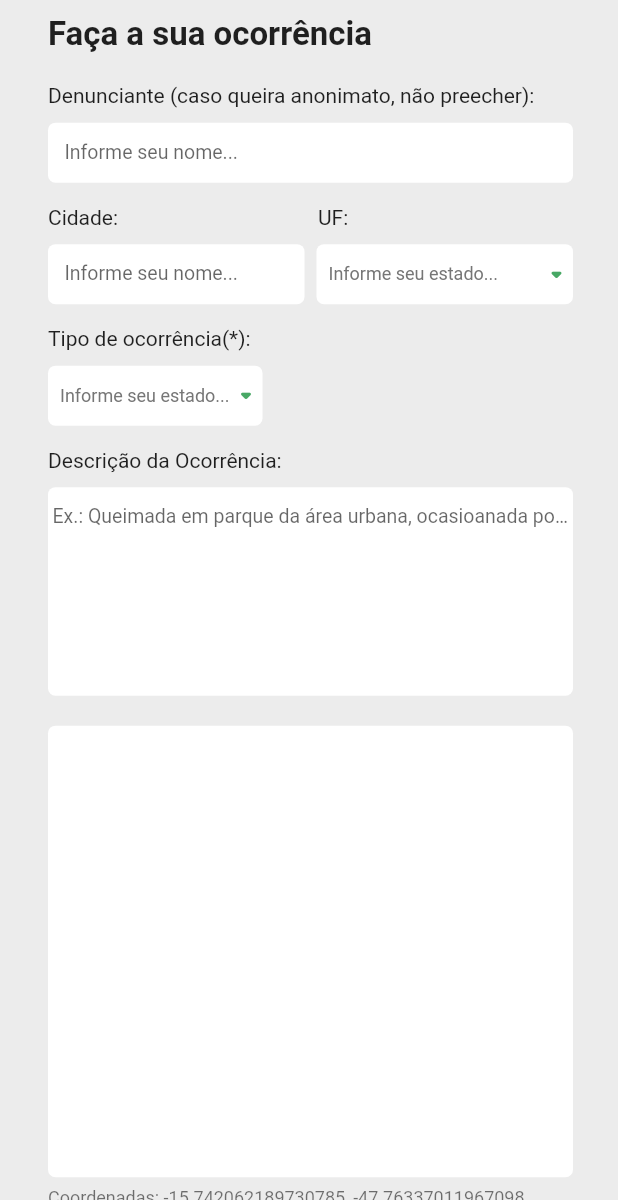
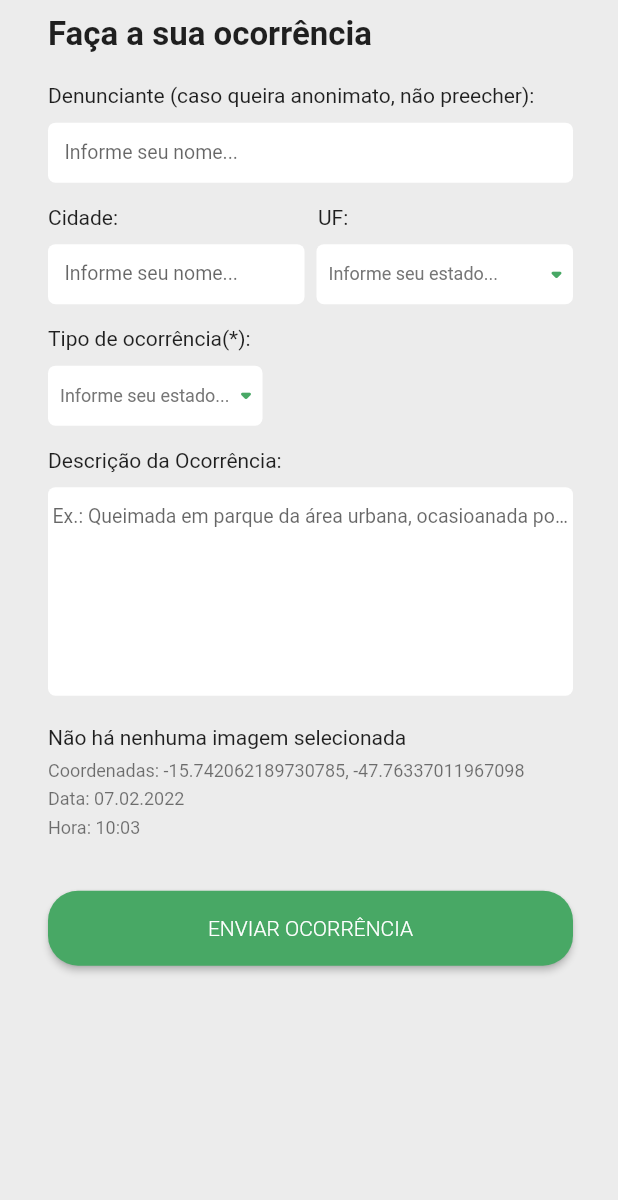
Before and after one commit to ItaloCovas/VerdePerto, a Flutter app: the RegisterPage screen opened directly, on a phone screen of 412 x 824 dp, the part 36-1236 px from its top. Run offline on Flutter 3.47's test engine with Material 2 defaults, Android fonts, the phone set to English and light mode, and no system bars; our stand-ins replace flutter_mobx, get_it, image_picker, mobx; generated files the repository leaves out were written again; Roboto replaces fonts that are missing (Poppins).

Commit message:
Feature de exibir a imagem capturada

```diff
--- a/lib/main.dart
+++ b/lib/main.dart
@@ -1,7 +1,6 @@
 import 'package:flutter/material.dart';
 import 'package:get_it/get_it.dart';
 import 'package:verde_perto/controller/image_store.dart';
-import 'package:verde_perto/pages/forms_page.dart';
 import 'package:verde_perto/pages/register_page.dart';
 import 'package:verde_perto/pages/registerdetails_page.dart';
 import 'package:verde_perto/pages/splashscreen_page.dart';
@@ -26,7 +25,7 @@ class MyApp extends StatelessWidget {
         primarySwatch: Colors.green,
         fontFamily: 'Poppins',
       ),
-      home: const RegisterPage(),
+      home: const SplashScreenPage(),
     );
   }
 }
--- a/lib/pages/register_page.dart
+++ b/lib/pages/register_page.dart
@@ -1,4 +1,5 @@
 import 'package:flutter/material.dart';
+import 'package:flutter_mobx/flutter_mobx.dart';
 import 'package:get_it/get_it.dart';
 import 'package:verde_perto/controller/image_store.dart';
 import 'package:verde_perto/pages/finished_page.dart';
@@ -262,16 +263,13 @@ class _RegisterPageState extends State<RegisterPage> {
                     ),
                     Row(mainAxisAlignment: MainAxisAlignment.start, children: [
                       Expanded(
-                        flex: 1,
-                        child: Container(
-                          padding: const EdgeInsets.only(left: 8),
-                          height: 301,
-                          decoration: BoxDecoration(
-                            color: Colors.white,
-                            borderRadius: BorderRadius.circular(5),
-                          ),
-                        ),
-                      ),
+                          flex: 1,
+                          child: Observer(builder: (_) {
+                            return imageStore.image == null
+                                ? const Text(
+                                    'Não há nenhuma imagem selecionada')
+                                : Image.file(imageStore.image!);
+                          })),
                     ]),
                     const SizedBox(
                       height: 7,
--- a/lib/pages/splashscreen_page.dart
+++ b/lib/pages/splashscreen_page.dart
@@ -1,4 +1,5 @@
 import 'package:flutter/material.dart';
+import 'package:verde_perto/pages/home_page.dart';
 import 'package:verde_perto/pages/registerdetails_page.dart';
 import 'package:verde_perto/pages/reports_page.dart';
 import 'package:verde_perto/theme/theme.dart';
@@ -19,7 +20,7 @@ class _SplashScreenPageState extends State<SplashScreenPage> {
     super.initState();
     Future.delayed(Duration(seconds: splashScreenTime), () async {
       Navigator.pushReplacement(context, MaterialPageRoute(builder: (context) {
-        return const RegisterDetailsPage();
+        return const NavigationHome();
       }));
     });
   }
```
Also changed, not shown: lib/pages/forms_page.dart (deleted, +0 -30 lines), lib/widgets/navigation_home.dart (+4 -4 lines).
